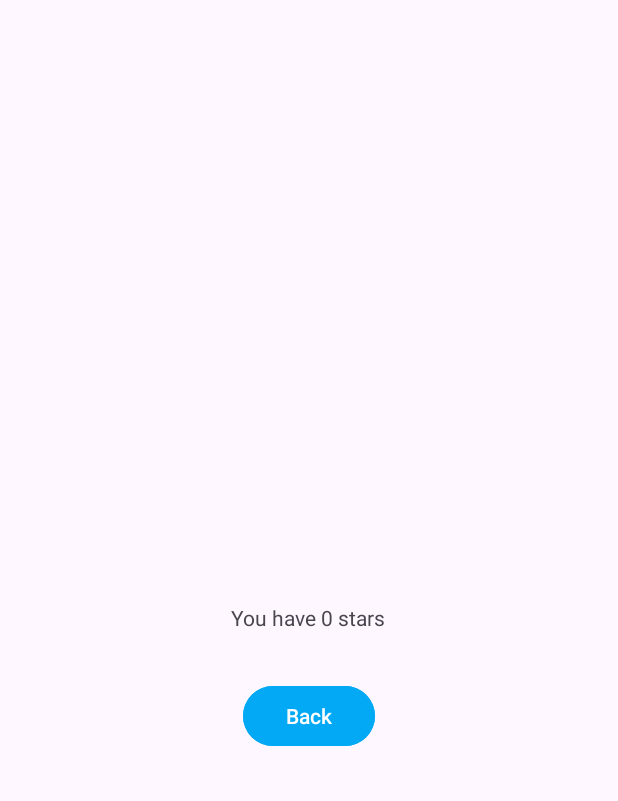
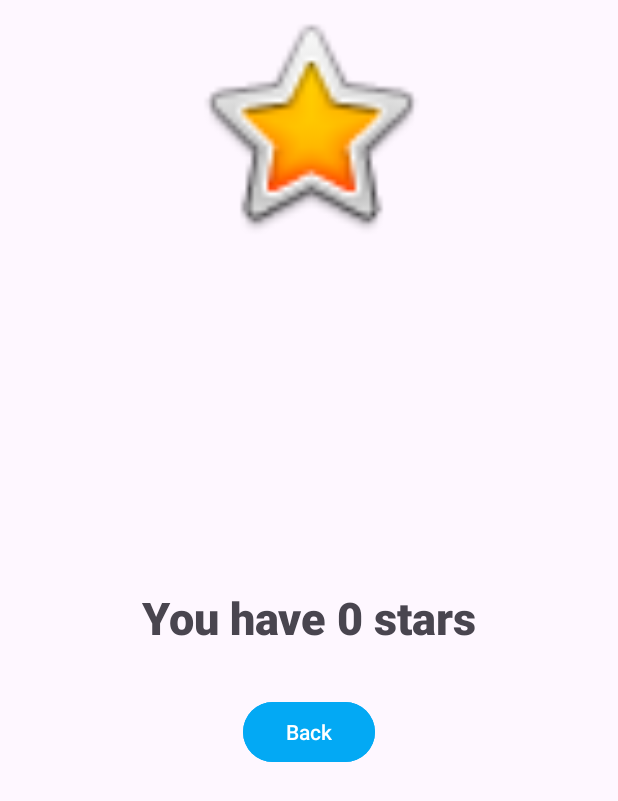
Before and after one commit to PallaviRao1113/WordSearchApplication_MobileAppDev, an Android app: the CheckPointsActivity screen opened directly, with no data from a screen before it, on a phone screen of 412 x 824 dp. Shown: the top 801 px of the screen. Run offline under Robolectric (Android 15) with nearby library versions, the phone set to English and light mode, and no system bars; Roboto replaces fonts that are not available here.

Commit message:
added a star image

```diff
--- a/app/src/main/res/layout/activity_check_points.xml
+++ b/app/src/main/res/layout/activity_check_points.xml
@@ -1,5 +1,6 @@
 <?xml version="1.0" encoding="utf-8"?>
 <RelativeLayout xmlns:android="http://schemas.android.com/apk/res/android"
+    xmlns:app="http://schemas.android.com/apk/res-auto"
     android:layout_width="match_parent"
     android:layout_height="match_parent"
     xmlns:tools="http://schemas.android.com/tools"
@@ -10,8 +11,10 @@
         android:id="@+id/pointsTextView"
         android:layout_width="wrap_content"
         android:layout_height="wrap_content"
+        android:layout_centerInParent="true"
+        android:fontFamily="sans-serif-black"
         android:text=""
-        android:layout_centerInParent="true"/>
+        android:textSize="30sp" />
 
     <Button
         android:id="@+id/backButton"
@@ -23,4 +26,13 @@
         android:layout_marginTop="32dp"
         android:layout_centerHorizontal="true"/>
 
+    <ImageView
+        android:id="@+id/imageView"
+        android:layout_width="match_parent"
+        android:layout_height="165dp"
+        android:layout_alignParentEnd="true"
+        android:layout_marginEnd="0dp"
+        app:srcCompat="@android:drawable/btn_star_big_on" />
+
+
 </RelativeLayout>
```
Also changed, not shown: app/src/main/res/layout/activity_error.xml (+11 -5 lines).
